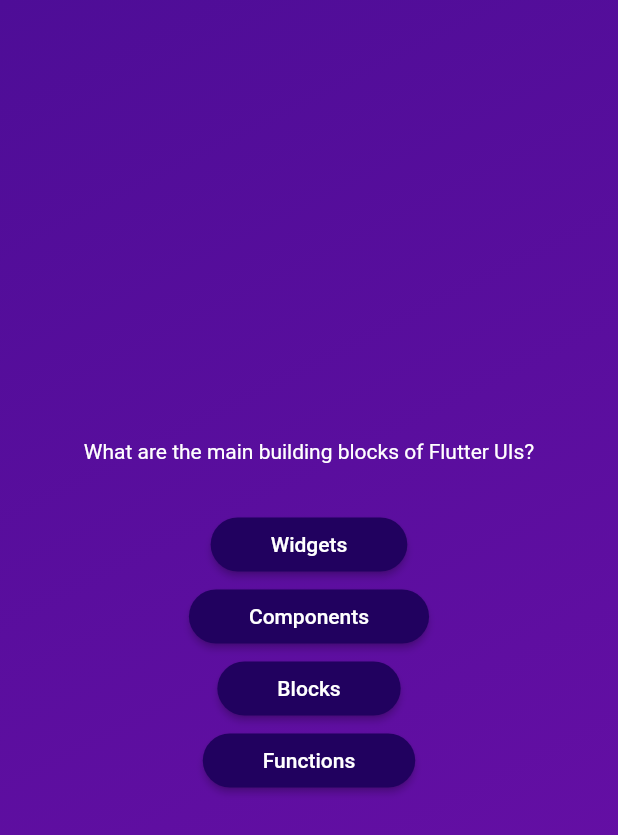
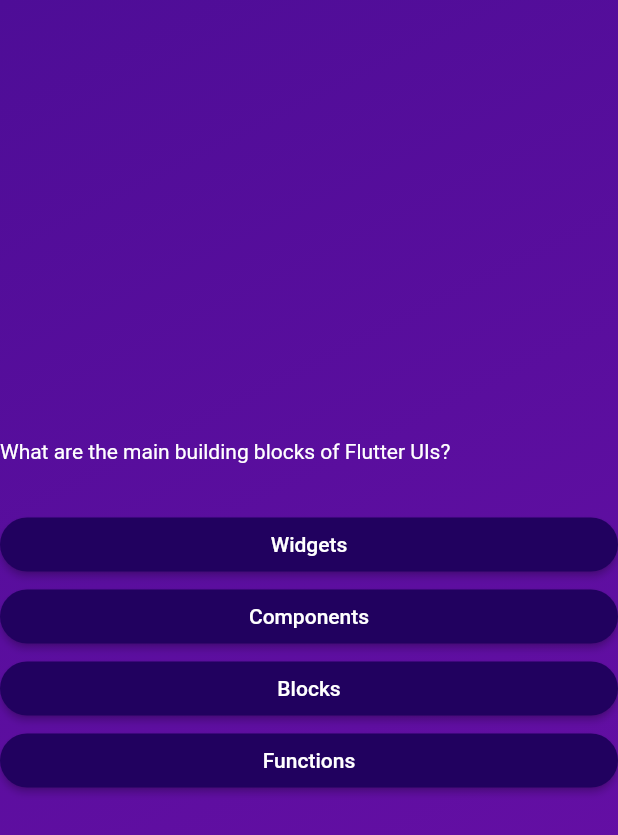
Before and after one commit to musamairshad/Quiz-App, a Flutter app: the screen it shows after launch, after a tap on "Start Quiz", on a phone screen of 412 x 824 dp. Shown: the top 835 px of the screen. Run offline on Flutter 3.47's test engine with Material 2 defaults, Android fonts, the phone set to English and light mode, and no system bars.

Commit message:
questions_screen.dart file is modified.

```diff
--- a/lib/questions_screen.dart
+++ b/lib/questions_screen.dart
@@ -20,6 +20,7 @@ class _QuestionsScreenState extends State<QuestionsScreen> {
       width: double.infinity,
       child: Column(
         mainAxisAlignment: MainAxisAlignment.center,
+        crossAxisAlignment: CrossAxisAlignment.stretch,
         children: [
           Text(
             currentQuestion.text,
@@ -28,22 +29,15 @@ class _QuestionsScreenState extends State<QuestionsScreen> {
             ),
           ),
           const SizedBox(height: 30),
-          AnswerButton(
-            answerText: currentQuestion.answers[0],
-            onTap: () {},
-          ),
-          AnswerButton(
-            answerText: currentQuestion.answers[1],
-            onTap: () {},
-          ),
-          AnswerButton(
-            answerText: currentQuestion.answers[2],
-            onTap: () {},
-          ),
-          AnswerButton(
-            answerText: currentQuestion.answers[3],
-            onTap: () {},
-          ),
+          ...currentQuestion.answers.map((answer){
+            return AnswerButton(answerText: answer,
+            onTap: (){},
+            );
+          }),
+          // AnswerButton(
+          //   answerText: currentQuestion.answers[0],
+          //   onTap: () {},
+          // ),
         ],
       ),
     );
```
